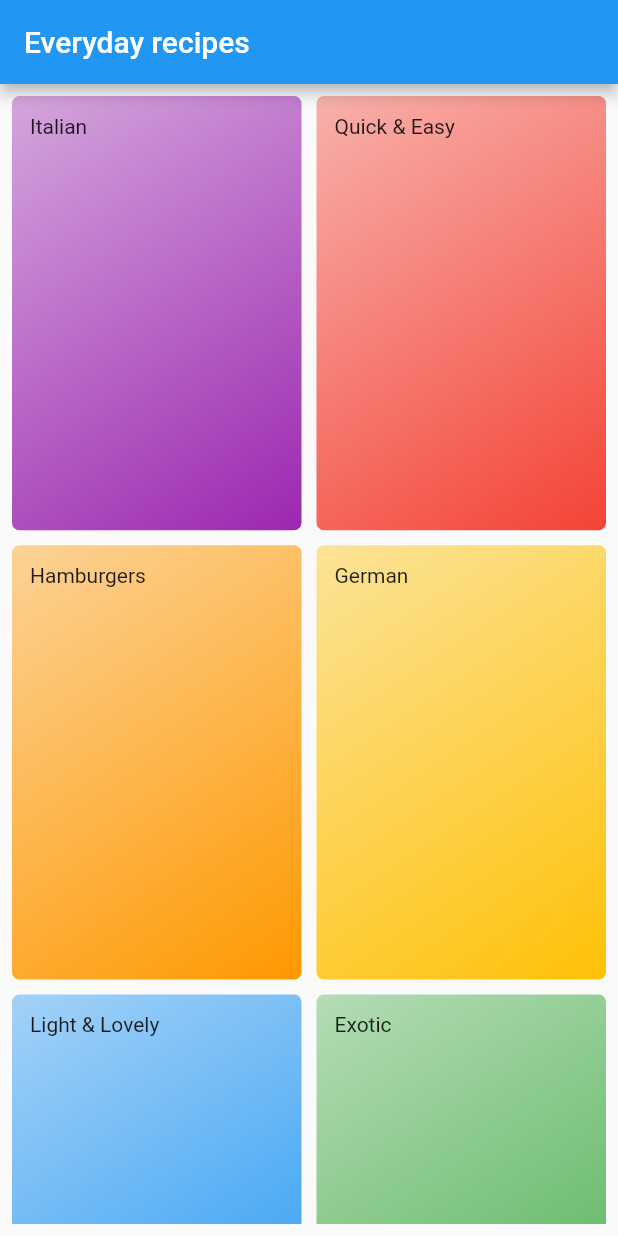
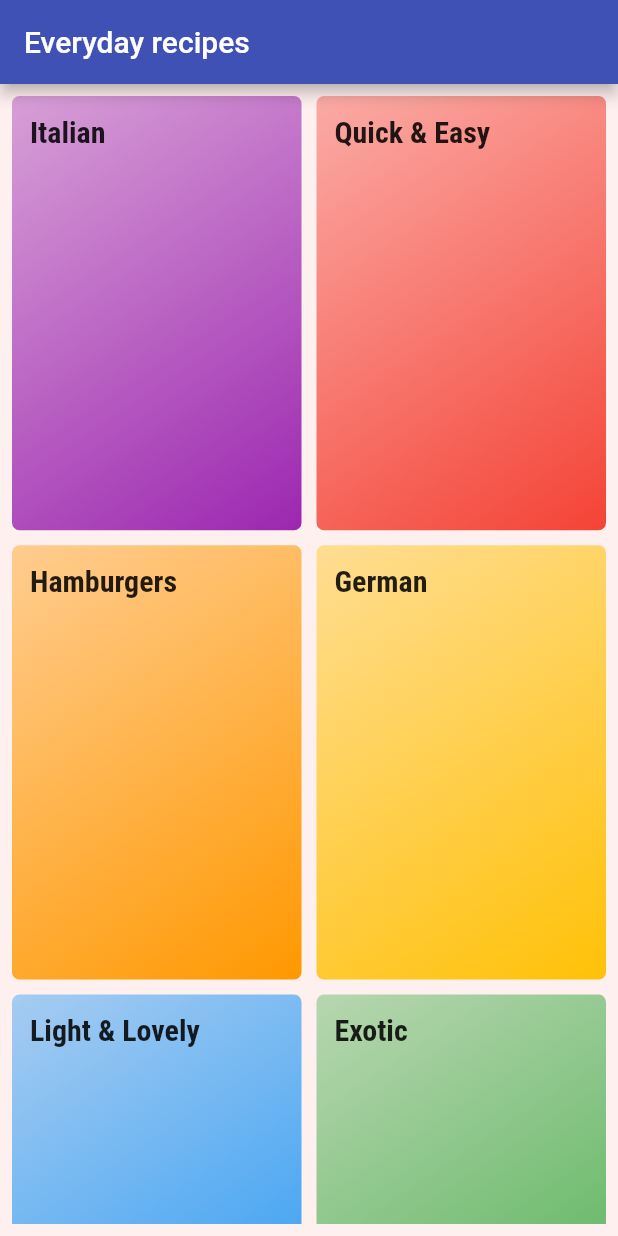
Before and after one commit to notariorob/recipes_app, a Flutter app: the screen it shows after launch, on a phone screen of 412 x 824 dp. Run offline on Flutter 3.47's test engine with Material 2 defaults, Android fonts, the light colour scheme and no system bars.

Commit message:
add fonts

```diff
--- a/lib/main.dart
+++ b/lib/main.dart
@@ -10,9 +10,38 @@ class MyApp extends StatelessWidget {
 
   @override
   Widget build(BuildContext context) {
-    return const MaterialApp(
+    return MaterialApp(
       title: 'Everyday recipes',
-      home: CategoryListScreen(),
+      theme: ThemeData(
+        primarySwatch: Colors.indigo,
+        accentColor: Colors.amber,
+        canvasColor: Color.fromARGB(255, 255, 240, 240),
+        fontFamily: 'Raleway',
+        textTheme: ThemeData.light().textTheme.copyWith(
+              bodyLarge: const TextStyle(
+                color: Color.fromARGB(
+                  255,
+                  20,
+                  51,
+                  51,
+                ),
+              ),
+              bodyMedium: const TextStyle(
+                color: Color.fromARGB(
+                  255,
+                  20,
+                  51,
+                  51,
+                ),
+              ),
+              titleMedium: const TextStyle(
+                fontSize: 20,
+                fontFamily: 'RobotoCondensed',
+                fontWeight: FontWeight.bold,
+              ),
+            ),
+      ),
+      home: const CategoryListScreen(),
     );
   }
 }
--- a/lib/widgets/category_list_item.dart
+++ b/lib/widgets/category_list_item.dart
@@ -22,6 +22,7 @@ class CategoryListItem extends StatelessWidget {
       ),
       child: Text(
         category.title,
+        style: Theme.of(context).textTheme.titleMedium,
       ),
     );
   }
```
Also changed, not shown: pubspec.yaml (+18 -14 lines), assets/fonts/Raleway-Black.ttf (added), assets/fonts/Raleway-Bold.ttf (added), assets/fonts/Raleway-Regular.ttf (added), assets/fonts/RobotoCondensed-Bold.ttf (added), assets/fonts/RobotoCondensed-Italic.ttf (added), assets/fonts/RobotoCondensed-Light.ttf (added), assets/fonts/RobotoCondensed-Regular.ttf (added).
